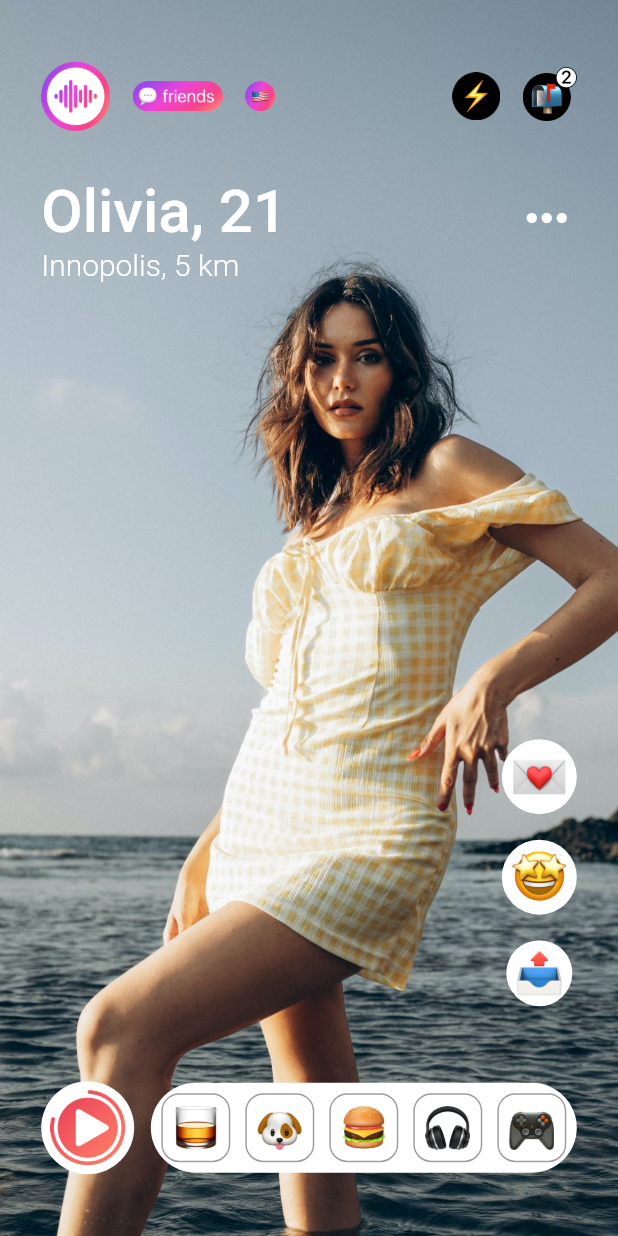
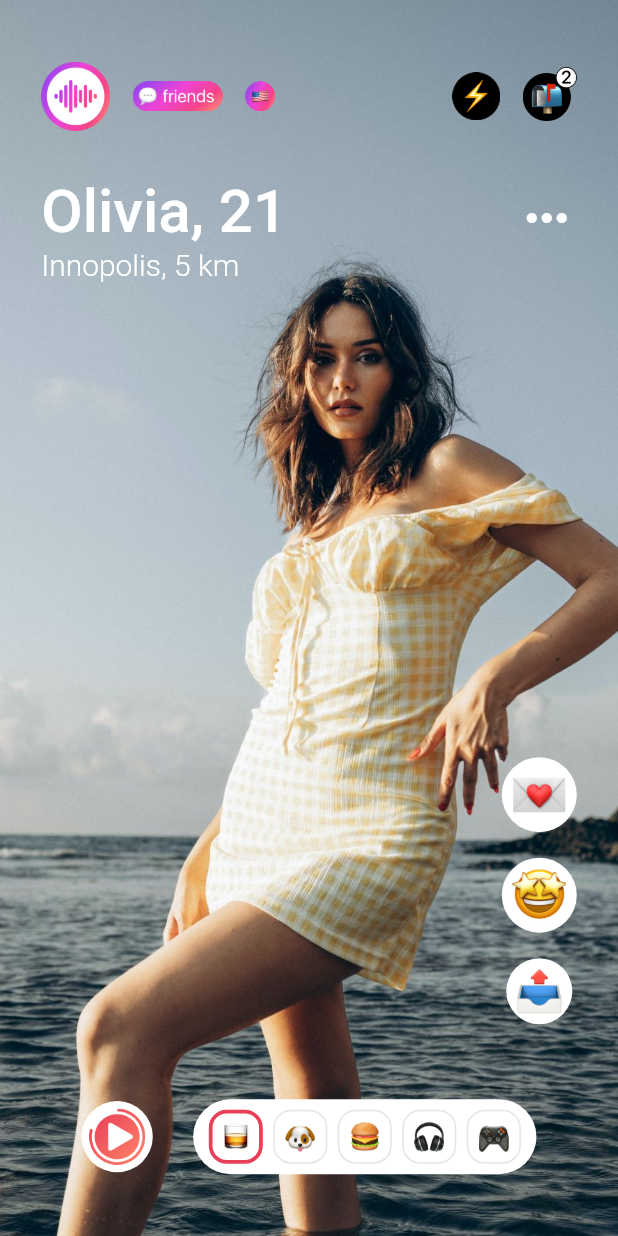
Before and after one commit to O-lich/test_task_user_card, a Flutter app: the screen it shows after launch, on a phone screen of 412 x 824 dp. Run offline on Flutter 3.47's test engine with Material 2 defaults, Android fonts, the phone set to English and light mode, and no system bars; our stand-ins replace audioplayers; Roboto replaces fonts that are missing (SanFrancisco).

Commit message:
User Card screen updated

```diff
--- /dev/null
+++ b/lib/const/app_colors.dart
@@ -0,0 +1,4 @@
+import 'dart:ui';
+
+Color inactiveIconColor = const Color(0xffE5E5E5);
+Color activeIconColor = const Color(0xffE94057);
--- a/lib/const/app_images.dart
+++ b/lib/const/app_images.dart
@@ -20,4 +20,13 @@ final List<String> profileImages = [
   static const letterLogo = 'assets/logos/letter_logo.png';
   static const emojiLogo = 'assets/logos/emoji_logo.png';
   static const outboxLogo = 'assets/logos/outbox_logo.png';
+  static const playerPauseLogo = 'assets/logos/player_pause_logo.png';
 }
+
+List <String> favoriteLogos = [
+'assets/logos/beer_logo.png',
+ 'assets/logos/dog_logo.png',
+ 'assets/logos/burger_logo.png',
+ 'assets/logos/headphones_logo.png',
+ 'assets/logos/gamepad_logo.png'
+];
--- a/lib/const/strings.dart
+++ b/lib/const/strings.dart
@@ -3,6 +3,7 @@ abstract class AppStrings {
   static const firstAction = 'First Action';
   static const secondAction = 'Second Action';
   static const cancel = 'Cancel';
+  static const unlike = 'Swipe right to unlike';
 }
 
 
--- a/lib/ui/screens/user_card_screen/user_card_screen.dart
+++ b/lib/ui/screens/user_card_screen/user_card_screen.dart
@@ -1,10 +1,13 @@
 import 'dart:math';
+import 'package:audioplayers/audioplayers.dart';
 import 'package:flutter/material.dart';
-import 'package:test_task_tn/widgets/heart_animation.dart';
-import '../../../const/app_images.dart';
-import '../../../const/strings.dart';
-import '../../style/custom_container_button.dart';
-import '../../style/custom_text_style.dart';
+import 'package:test_task_tn/const/app_colors.dart';
+import 'package:test_task_tn/const/app_images.dart';
+import 'package:test_task_tn/const/strings.dart';
+import 'package:test_task_tn/ui/style/custom_container_button.dart';
+import 'package:test_task_tn/ui/style/custom_text_style.dart';
+import 'package:test_task_tn/widgets/audio_widget.dart';
+import 'package:test_task_tn/widgets/bouncing_animation.dart';
 
 class UserCardScreen extends StatefulWidget {
   const UserCardScreen({Key? key}) : super(key: key);
@@ -14,16 +17,24 @@ class UserCardScreen extends StatefulWidget {
 }
 
 class _UserCardScreenState extends State<UserCardScreen> {
-  final controller = PageController();
+  final controller = PageController(initialPage: 0, keepPage: true);
   List<String> images = [...profileImages];
   late AssetImage assetImage;
   ValueNotifier<bool> isLiked = ValueNotifier(false);
   ValueNotifier<bool> isAnimated = ValueNotifier(false);
   ValueNotifier<bool> isClicked = ValueNotifier(false);
+  ValueNotifier<bool> isEmojiPressed = ValueNotifier(false);
+  ValueNotifier<bool> isEmojiAnimated = ValueNotifier(false);
+  ValueNotifier<bool> isSwiped = ValueNotifier(false);
+  ValueNotifier<bool> isBrokenHeartAnimated = ValueNotifier(false);
+
+  int selectedIndex = 0;
+  late AudioPlayer audioPlayer;
 
   @override
   void initState() {
     super.initState();
+    audioPlayer = AudioPlayer();
   }
 
   @override
@@ -38,18 +49,28 @@ class _UserCardScreenState extends State<UserCardScreen> {
     final width = MediaQuery.of(context).size.width;
     final height = MediaQuery.of(context).size.height;
     return Scaffold(
-      body: PageView.builder(
+        body: RefreshIndicator(
+      color: Colors.white,
+      backgroundColor: Colors.grey,
+      onRefresh: () async {
+        return Future<void>.delayed(const Duration(seconds: 1));
+      },
+      child: PageView.builder(
+        onPageChanged: (index) {
+          controller.animateToPage(index,
+              duration: const Duration(milliseconds: 1000),
+              curve: Curves.bounceOut);
+        },
+        physics: const BouncingScrollPhysics(),
         scrollDirection: Axis.vertical,
         itemBuilder: (context, index) {
-          return AnimatedSwitcher(
-            transitionBuilder: (Widget child, Animation<double> animation) {
-              return FadeTransition(
-                opacity: animation,
-                child: child,
-              );
+          return GestureDetector(
+            onHorizontalDragEnd: (dragDetail) {
+              if (dragDetail.velocity.pixelsPerSecond.dx < 1) {
+                isBrokenHeartAnimated.value = true;
+                isSwiped.value = true;
+              }
             },
-            duration: const Duration(milliseconds: 1000),
-            child: GestureDetector(
             onDoubleTap: () {
               isAnimated.value = true;
               isLiked.value = true;
@@ -126,11 +147,11 @@ class _UserCardScreenState extends State<UserCardScreen> {
                           crossAxisAlignment: CrossAxisAlignment.start,
                           children: [
                             Row(
-                                mainAxisAlignment:
-                                    MainAxisAlignment.spaceBetween,
+                              mainAxisAlignment: MainAxisAlignment.spaceBetween,
                               children: [
                                 Text(
-                                    '${randomName.elementAt(Random().nextInt(randomName.length))}, ${randomAge.elementAt(Random().nextInt(randomAge.length))}',
+                                  '${randomName.elementAt(Random().nextInt(randomName.length))}, '
+                                  '${randomAge.elementAt(Random().nextInt(randomAge.length))}',
                                   style: CustomTextStyle.nameAgeTextStyle,
                                 ),
                                 IconButton(
@@ -155,17 +176,20 @@ class _UserCardScreenState extends State<UserCardScreen> {
                           child: Column(
                             children: [
                               CustomContainer.customRightContainerButton(
-                                    AppLogos.letterLogo),
+                                  AppLogos.letterLogo, null),
                               const SizedBox(
                                 height: 17,
                               ),
                               CustomContainer.customRightContainerButton(
-                                    AppLogos.emojiLogo),
+                                  AppLogos.emojiLogo, () {
+                                isEmojiPressed.value = true;
+                                isEmojiAnimated.value = true;
+                              }),
                               const SizedBox(
                                 height: 17,
                               ),
                               CustomContainer.customRightContainerButton(
-                                    AppLogos.outboxLogo),
+                                  AppLogos.outboxLogo, null),
                             ],
                           ),
                         ),
@@ -173,88 +197,58 @@ class _UserCardScreenState extends State<UserCardScreen> {
                           height: 50,
                         ),
                         Row(
-                            mainAxisAlignment: MainAxisAlignment.spaceBetween,
+                          mainAxisAlignment: MainAxisAlignment.spaceEvenly,
                           children: [
+                            AudioWidget(audioPlayer: audioPlayer),
                             Container(
-                                decoration: BoxDecoration(
-                                  color: Colors.white,
-                                  borderRadius: BorderRadius.circular(50),
-                                ),
-                                child: Padding(
-                                  padding: const EdgeInsets.all(6),
-                                  child: Image.asset(
-                                    AppLogos.playerLogo,
-                                    scale: 3,
-                                  ),
-                                ),
-                              ),
-                              Container(
+                              width: (width / 9) * favoriteLogos.length,
+                              height: 50,
                               decoration: const BoxDecoration(
                                 color: Colors.white,
-                                  borderRadius: BorderRadius.all(
-                                      Radius.elliptical(35, 35)),
+                                borderRadius:
+                                    BorderRadius.all(Radius.elliptical(35, 35)),
                               ),
                               child: Padding(
                                 padding: const EdgeInsets.all(7.0),
                                 child: Row(
+                                  mainAxisAlignment:
+                                      MainAxisAlignment.spaceEvenly,
                                   children: [
-                                      ValueListenableBuilder(valueListenable: isClicked,
-                                        builder: (BuildContext context, bool value, Widget? child) {
+                                    ListView.separated(
+                                        physics:
+                                            const NeverScrollableScrollPhysics(),
+                                        shrinkWrap: true,
+                                        scrollDirection: Axis.horizontal,
+                                        itemBuilder:
+                                            (BuildContext context, int index) {
+                                          return ValueListenableBuilder(
+                                            valueListenable: isClicked,
+                                            builder: (BuildContext context,
+                                                bool value, Widget? child) {
                                               return CustomContainer
                                                   .customBottomContainerButton(
-                                          context, AppLogos.beerLogo, () {
-                                              isClicked.value = !isClicked.value;
-                                        }, isClicked.value == false ? Colors.grey : Colors.red );
+                                                      context,
+                                                      favoriteLogos[index], () {
+                                                isClicked.value =
+                                                    !isClicked.value;
+                                                selectedIndex = index;
                                               },
+                                                      selectedIndex == index
+                                                          ? activeIconColor
+                                                          : inactiveIconColor,
+                                                      selectedIndex == index
+                                                          ? 2.5
+                                                          : 1);
+                                            },
+                                          );
+                                        },
+                                        separatorBuilder:
+                                            (BuildContext context, int index) =>
+                                                const VerticalDivider(
+                                                  width: 7,
+                                                  color: Colors.transparent,
                                                 ),
-                                      const SizedBox(
-                                        width: 10,
-                                      ),
-                                      ValueListenableBuilder(valueListenable: isClicked,
-                                        builder: (BuildContext context, bool value, Widget? child) {
-                                          return CustomContainer
-                                              .customBottomContainerButton(
-                                              context, AppLogos.dogLogo, () {
-                                            isClicked.value = !isClicked.value;
-                                          }, isClicked.value == false ? Colors.grey : Colors.red );
-                                        },
-                                      ),
-                                      const SizedBox(
-                                        width: 10,
-                                      ),
-                                      ValueListenableBuilder(valueListenable: isClicked,
-                                        builder: (BuildContext context, bool value, Widget? child) {
-                                          return CustomContainer
-                                              .customBottomContainerButton(
-                                              context, AppLogos.burgerLogo, () {
-                                            isClicked.value = !isClicked.value;
-                                          }, isClicked.value == false ? Colors.grey : Colors.red );
-                                        },
-                                      ),
-                                      const SizedBox(
-                                        width: 10,
-                                      ),
-                                      ValueListenableBuilder(valueListenable: isClicked,
-                                        builder: (BuildContext context, bool value, Widget? child) {
-                                          return CustomContainer
-                                              .customBottomContainerButton(
-                                              context, AppLogos.headphonesLogo, () {
-                                            isClicked.value = !isClicked.value;
-                                          }, isClicked.value == false ? Colors.grey : Colors.red );
-                                        },
-                                      ),
-                                      const SizedBox(
-                                        width: 10,
-                                      ),
-                                      ValueListenableBuilder(valueListenable: isClicked,
-                                        builder: (BuildContext context, bool value, Widget? child) {
-                                          return CustomContainer
-                                              .customBottomContainerButton(
-                                              context, AppLogos.gamepadLogo, () {
-                                            isClicked.value = !isClicked.value;
-                                          }, isClicked.value == false ? Colors.grey : Colors.red );
-                                        },
-                                      ),
+                                        itemCount: favoriteLogos.length)
                                   ],
                                 ),
                               ),
@@ -273,13 +267,22 @@ class _UserCardScreenState extends State<UserCardScreen> {
                       builder: (BuildContext context, value, Widget? child) {
                         return Opacity(
                           opacity: isAnimated.value ? 1 : 0,
-                            child: HeartAnimation(
+                          child: BouncingAnimation(
                               duration: const Duration(milliseconds: 700),
                               isAnimated: isAnimated.value,
-                                child: Icon(
+                              child: Column(
+                                mainAxisAlignment: MainAxisAlignment.center,
+                                children: [
+                                  const Text(
+                                    AppStrings.unlike,
+                                    style: CustomTextStyle.locationTextStyle,
+                                  ),
+                                  Icon(
                                     Icons.favorite,
                                     color: Colors.red.shade800,
                                     size: 100,
+                                  ),
+                                ],
                               ),
                               onEnd: () {
                                 isAnimated.value = false;
@@ -288,15 +291,58 @@ class _UserCardScreenState extends State<UserCardScreen> {
                       },
                     );
                   },
-                  )
+                ),
+                ValueListenableBuilder(
+                  valueListenable: isEmojiPressed,
+                  builder: (BuildContext context, bool value, Widget? child) {
+                    return ValueListenableBuilder(
+                      valueListenable: isEmojiAnimated,
+                      builder: (BuildContext context, value, Widget? child) {
+                        return Opacity(
+                          opacity: isEmojiAnimated.value ? 1 : 0,
+                          child: BouncingAnimation(
+                              duration: const Duration(milliseconds: 700),
+                              isAnimated: isEmojiAnimated.value,
+                              child: Image.asset(AppLogos.emojiLogo),
+                              onEnd: () {
+                                isEmojiAnimated.value = false;
+                              }),
+                        );
+                      },
+                    );
+                  },
+                ),
+                ValueListenableBuilder(
+                  valueListenable: isSwiped,
+                  builder: (BuildContext context, bool value, Widget? child) {
+                    return ValueListenableBuilder(
+                      valueListenable: isBrokenHeartAnimated,
+                      builder: (BuildContext context, value, Widget? child) {
+                        return Opacity(
+                          opacity: isBrokenHeartAnimated.value ? 1 : 0,
+                          child: BouncingAnimation(
+                              duration: const Duration(milliseconds: 700),
+                              isAnimated: isBrokenHeartAnimated.value,
+                              child: Icon(
+                                Icons.heart_broken,
+                                color: Colors.red.shade800,
+                                size: 100,
+                              ),
+                              onEnd: () {
+                                isBrokenHeartAnimated.value = false;
+                              }),
+                        );
+                      },
+                    );
+                  },
+                ),
               ],
-              ),
             ),
           );
         },
         controller: controller,
       ),
-    );
+    ));
   }
 
   AssetImage randomImage() {
@@ -364,7 +410,7 @@ class _UserCardScreenState extends State<UserCardScreen> {
             ),
           );
         },
-        transitionDuration: const Duration(milliseconds: 200),
+        transitionDuration: const Duration(milliseconds: 300),
         pageBuilder: (BuildContext context, Animation<double> animation,
             Animation<double> secondaryAnimation) {
           return const Text('data');
--- a/lib/ui/style/custom_box_decoration.dart
+++ b/lib/ui/style/custom_box_decoration.dart
@@ -2,9 +2,9 @@ import 'package:flutter/cupertino.dart';
 import 'package:flutter/material.dart';
 
 class CustomBoxDecoration {
-  static BoxDecoration boxDecoration(BuildContext context, Color color) {
+  static BoxDecoration boxDecoration(BuildContext context, Color color, double width) {
     return BoxDecoration(
-      border: Border.all(color: color),
+      border: Border.all(color: color, width: width),
       borderRadius: const BorderRadius.all(Radius.elliptical(12, 12)),
     );
   }}
--- a/lib/ui/style/custom_container_button.dart
+++ b/lib/ui/style/custom_container_button.dart
@@ -1,15 +1,13 @@
-import 'package:flutter/cupertino.dart';
 import 'package:flutter/material.dart';
-
 import 'custom_box_decoration.dart';
 
 class CustomContainer {
-  static GestureDetector customBottomContainerButton(
-      BuildContext context, String image,  void Function()? onTap, Color color,) {
+  static GestureDetector customBottomContainerButton(BuildContext context,
+      String image, void Function()? onTap, Color color, double width) {
     return GestureDetector(
       onTap: onTap,
       child: Container(
-        decoration: CustomBoxDecoration.boxDecoration(context, color),
+        decoration: CustomBoxDecoration.boxDecoration(context, color, width),
         child: Padding(
           padding: const EdgeInsets.all(7.0),
           child: Image.asset(
@@ -22,8 +20,11 @@ class CustomContainer {
   }
 
   static GestureDetector customRightContainerButton(
-      String image) {
+    String image,
+    void Function()? onTap,
+  ) {
     return GestureDetector(
+      onTap: onTap,
       child: Container(
         decoration: BoxDecoration(
           color: Colors.white,
--- /dev/null
+++ b/lib/widgets/audio_widget.dart
@@ -0,0 +1,72 @@
+import 'package:audioplayers/audioplayers.dart';
+import 'package:flutter/material.dart';
+
+import '../const/app_images.dart';
+
+class AudioWidget extends StatefulWidget {
+  final AudioPlayer audioPlayer;
+
+  const AudioWidget({Key? key, required this.audioPlayer}) : super(key: key);
+
+  @override
+  State<AudioWidget> createState() => _AudioWidgetState();
+}
+
+class _AudioWidgetState extends State<AudioWidget> {
+  final String audioPath =
+      'https://cdn.pixabay.com/download/audio/2020/08/11/audio_89226f4f50.mp3?filename=car-drive-561.mp3';
+  bool isPlaying = false;
+  bool isPaused = false;
+  List<String> icons = [AppLogos.playerLogo, AppLogos.playerPauseLogo];
+
+  @override
+  void initState() {
+    super.initState();
+    widget.audioPlayer.setSourceUrl(audioPath);
+    widget.audioPlayer.onPlayerComplete.listen((event) {
+      setState(() {
+        isPlaying = false;
+      });
+    });
+  }
+
+  @override
+  void dispose() {
+    super.dispose();
+    widget.audioPlayer.dispose();
+  }
+
+  @override
+  Widget build(BuildContext context) {
+    return InkWell(
+      onTap: () {
+        if (isPlaying == false) {
+          widget.audioPlayer.play(UrlSource(audioPath));
+          setState(() {
+            isPlaying = !isPlaying;
+          });
+        } else if (isPlaying == true) {
+          setState(() {
+            widget.audioPlayer.pause();
+            setState(() {
+              isPlaying = !isPlaying;
+            });
+          });
+        }
+      },
+      child: Container(
+        decoration: BoxDecoration(
+          color: Colors.white,
+          borderRadius: BorderRadius.circular(50),
+        ),
+        child: Padding(
+          padding: const EdgeInsets.all(5),
+          child: Image.asset(
+            isPlaying == false ? icons[0] : icons[1],
+            scale: 4,
+          ),
+        ),
+      ),
+    );
+  }
+}
--- a/lib/widgets/heart_animation.dart
+++ b/lib/widgets/bouncing_animation.dart
@@ -1,12 +1,12 @@
 import 'package:flutter/material.dart';
 
-class HeartAnimation extends StatefulWidget {
+class BouncingAnimation extends StatefulWidget {
   final Widget child;
   final bool isAnimated;
   final Duration duration;
   final VoidCallback? onEnd;
 
-  HeartAnimation(
+  const BouncingAnimation(
       {Key? key,
       required this.child,
       required this.isAnimated,
@@ -15,10 +15,10 @@ class HeartAnimation extends StatefulWidget {
       : super(key: key);
 
   @override
-  State<HeartAnimation> createState() => _HeartAnimationState();
+  State<BouncingAnimation> createState() => _BouncingAnimationState();
 }
 
-class _HeartAnimationState extends State<HeartAnimation>
+class _BouncingAnimationState extends State<BouncingAnimation>
     with TickerProviderStateMixin {
   late AnimationController controller;
   late Animation<double> scale;
@@ -33,7 +33,7 @@ class _HeartAnimationState extends State<HeartAnimation>
   }
 
   @override
-  void didUpdateWidget(HeartAnimation oldWidget) {
+  void didUpdateWidget(BouncingAnimation oldWidget) {
     if (widget.isAnimated != oldWidget.isAnimated) {
       startAnimation();
     }
--- a/pubspec.yaml
+++ b/pubspec.yaml
@@ -36,6 +36,7 @@ dependencies:
   # The following adds the Cupertino Icons font to your application.
   # Use with the CupertinoIcons class for iOS style icons.
   cupertino_icons: ^1.0.2
+  audioplayers: ^1.1.1
 
 dev_dependencies:
   flutter_test:
```
Also changed, not shown: assets/logos/player_pause_logo.png (added), pubspec.lock. Lines whose indentation alone changed are shown as unchanged.
